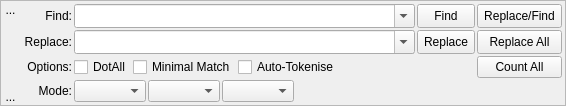
This is src/Sigil/Form_Files/FindReplace.ui in Sigil-Ebook/Sigil as Qt 5 draws it before an edit. The edited form follows.
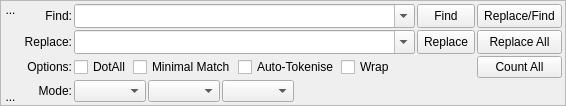
This is the edited form. Icons and pictures are not drawn. Custom widgets are drawn as their Qt base class.

Commit message: Add wrap for Find & Replace.

Diff of the .ui file:
```diff
--- a/src/Sigil/Form_Files/FindReplace.ui
+++ b/src/Sigil/Form_Files/FindReplace.ui
@@ -326,6 +326,18 @@
             </property>
            </widget>
           </item>
+          <item>
+           <widget class="QCheckBox" name="chkOptionWrap">
+            <property name="toolTip">
+             <string>Search from current position to end of the 
+current file or book, and then wrap to the
+other end to continue searching.</string>
+            </property>
+            <property name="text">
+             <string>Wrap</string>
+            </property>
+           </widget>
+          </item>
           <item>
            <spacer name="horizontalSpacerAdvanced">
             <property name="orientation">
```
The commit also changes 8 other files.
